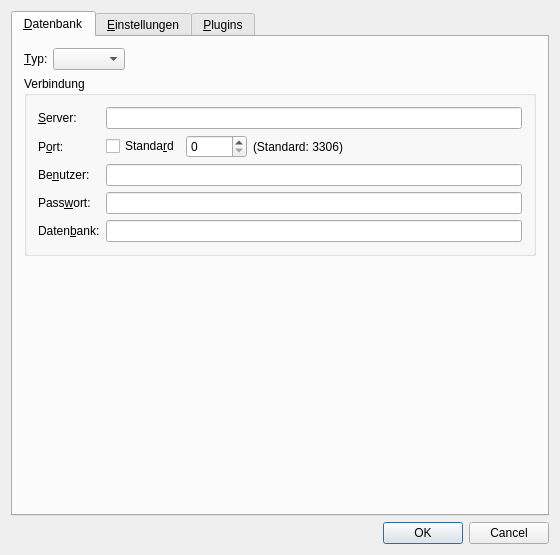
Old version of the form src/gui/windows/SettingsWindow.ui in the repository startkladde/startkladde.
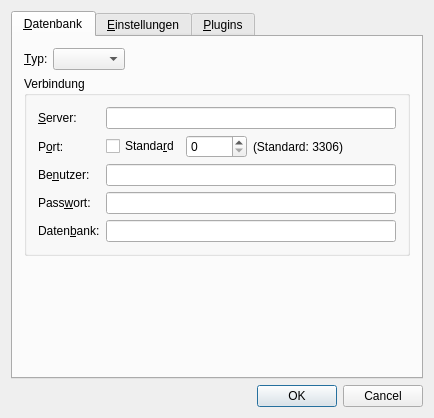
New version of the form.

The edit to the form file:
```diff
--- a/src/gui/windows/SettingsWindow.ui
+++ b/src/gui/windows/SettingsWindow.ui
@@ -6,8 +6,8 @@
    <rect>
     <x>0</x>
     <y>0</y>
-    <width>560</width>
-    <height>555</height>
+    <width>434</width>
+    <height>418</height>
    </rect>
   </property>
   <property name="windowTitle">
```
